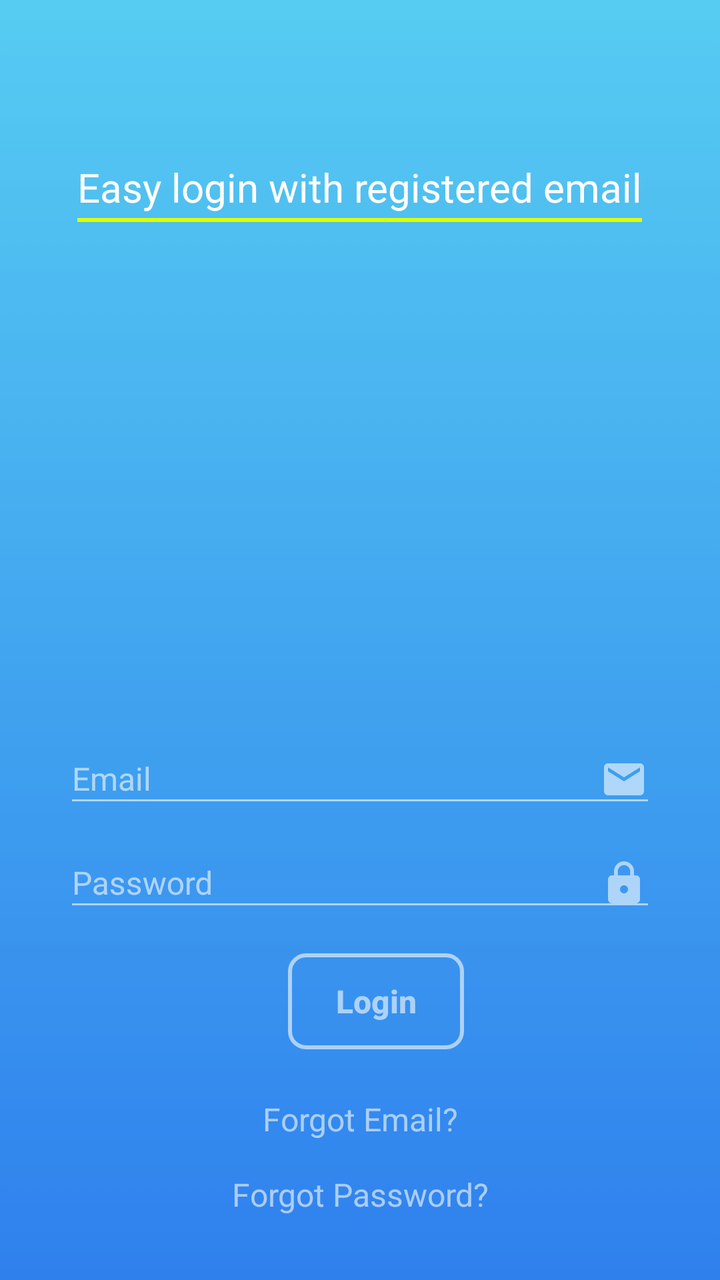
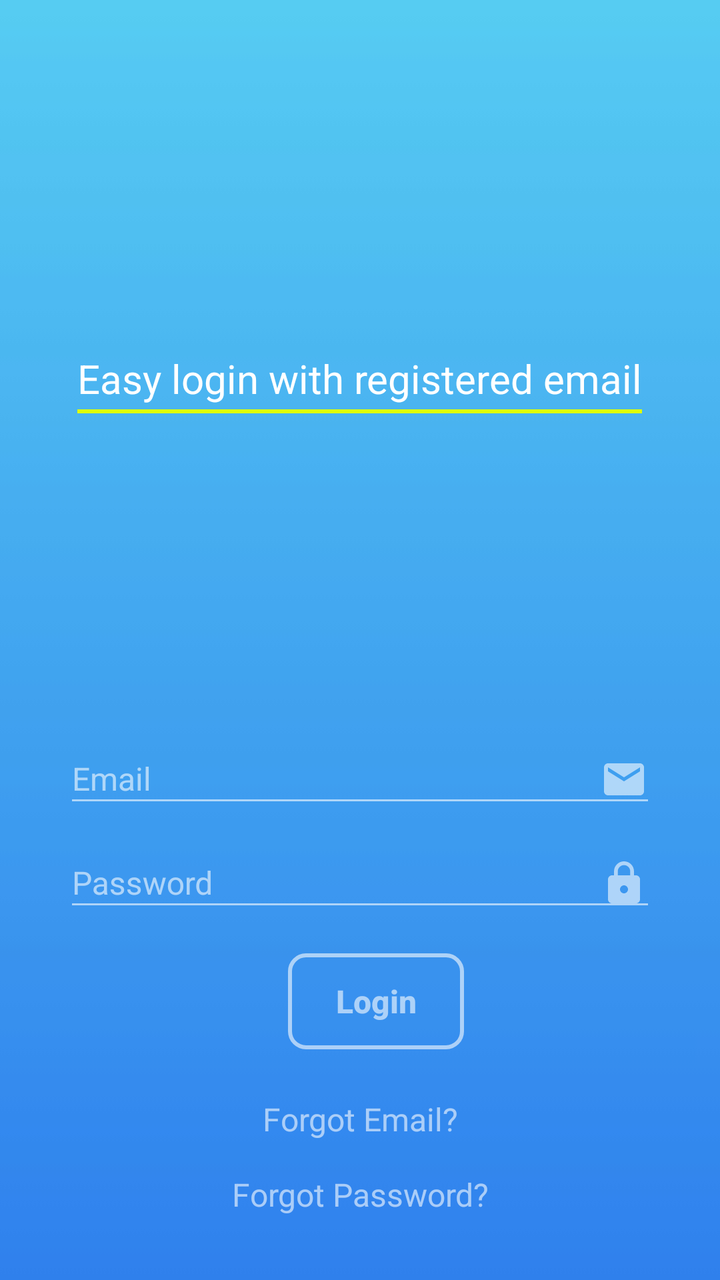

Compare the two renders of this Android layout. The source of the first and the diff that turns it into the second are given below.
<!-- AndroidManifest.xml: application theme AppTheme -->
<!-- res/layout/activity_login.xml -->
<?xml version="1.0" encoding="utf-8"?>
<RelativeLayout xmlns:android="http://schemas.android.com/apk/res/android"
    xmlns:app="http://schemas.android.com/apk/res-auto"
    xmlns:tools="http://schemas.android.com/tools"
    android:layout_width="match_parent"
    android:layout_height="match_parent"
    android:id="@+id/rlRoot"
    android:background="@drawable/blue_skies">

        <LinearLayout
            android:id="@+id/linearLayout"
            android:layout_width="wrap_content"
            android:layout_height="wrap_content"
            android:layout_alignParentTop="true"
            android:layout_centerHorizontal="true"
            android:layout_marginTop="80dp"
            android:orientation="horizontal">

            <LinearLayout
                android:layout_width="wrap_content"
                android:layout_height="wrap_content"
                android:orientation="vertical">

                <TextView
                    android:id="@+id/textView"
                    android:layout_width="wrap_content"
                    android:layout_height="wrap_content"
                    android:text="@string/textEasyLoginWithRegisteredEmail"
                    android:textColor="#ffffff"
                    android:textSize="20sp" />

                <View
                    android:layout_width="match_parent"
                    android:layout_height="2dp"
                    android:layout_marginTop="2dp"
                    android:background="#deff00" />

            </LinearLayout>


        </LinearLayout>


        <LinearLayout
            android:layout_width="match_parent"
            android:layout_height="wrap_content"
            android:layout_alignParentBottom="true"
            android:layout_centerHorizontal="true"
            android:layout_marginBottom="32dp"
            android:orientation="vertical"
            android:paddingLeft="32dp"
            android:paddingRight="32dp">


            <com.google.android.material.textfield.TextInputLayout
                android:layout_width="match_parent"
                android:layout_height="wrap_content"
                android:textColorHint="#96ffffff"
                android:theme="@style/EditScreenTextInputLayoutStyle">

                <com.google.android.material.textfield.TextInputEditText
                    android:layout_width="match_parent"
                    android:layout_height="match_parent"
                    android:drawablePadding="16dp"
                    android:drawableRight="@drawable/ic_email_white_24dp"
                    android:hint="@string/textEmail"
                    android:id="@+id/etId"
                    android:inputType="textEmailAddress"
                    android:maxLines="1"
                    android:textColor="@android:color/white"
                    android:textSize="16sp" />
            </com.google.android.material.textfield.TextInputLayout>

            <com.google.android.material.textfield.TextInputLayout
                android:layout_width="match_parent"
                android:layout_height="wrap_content"
                android:textColorHint="#96ffffff"
                android:theme="@style/EditScreenTextInputLayoutStyle">

                <com.google.android.material.textfield.TextInputEditText
                    android:layout_width="match_parent"
                    android:layout_height="match_parent"
                    android:drawablePadding="16dp"
                    android:drawableRight="@drawable/ic_lock_white_24dp"
                    android:hint="@string/textPassword"
                    android:id="@+id/etPassword"
                    android:inputType="textPassword"
                    android:maxLines="1"
                    android:textColor="@android:color/white"
                    android:textSize="16sp" />
            </com.google.android.material.textfield.TextInputLayout>

            <LinearLayout
                android:layout_width="match_parent"
                android:layout_height="wrap_content"
                android:layout_marginTop="16dp"
                android:layout_marginBottom="8dp"
                android:gravity="center"
                android:orientation="horizontal">



                <Button
                    android:layout_width="wrap_content"
                    android:layout_height="wrap_content"
                    android:layout_marginLeft="16dp"
                    android:background="@drawable/buttonshapewhitebg"
                    android:text="@string/textLogin"
                    android:id="@+id/btnLogin"
                    android:textAllCaps="false"
                    android:textColor="#96ffffff"
                    android:textSize="16dp"
                    android:textStyle="bold" />


            </LinearLayout>
            <TextView
                android:layout_width="match_parent"
                android:layout_height="wrap_content"
                android:layout_marginTop="16dp"
                android:text="@string/textForgotEmail"
                android:textAlignment="center"
                android:textColor="#96ffffff"
                android:id="@+id/tvEmailForgot"
                android:textSize="16sp" />

            <TextView
                android:layout_width="match_parent"
                android:layout_height="wrap_content"
                android:layout_marginTop="16dp"
                android:text="@string/textForgotPassword"
                android:textAlignment="center"
                android:textColor="#96ffffff"
                android:id="@+id/tvForgot"
                android:textSize="16sp" />


        </LinearLayout>


    </RelativeLayout>
<!-- resources referenced by this layout -->
<resources>
  <!-- drawable blue_skies: jpg bitmap (drawable, 1647 bytes) -->
  <!-- drawable buttonshapewhitebg (drawable) -->
  <?xml version="1.0" encoding="utf-8"?>
  <selector xmlns:android="http://schemas.android.com/apk/res/android">
      <item>
          <shape android:shape="rectangle">
              <corners android:radius="8dp" />
              <solid android:color="@android:color/transparent"/>
              <stroke android:color="#96ffffff"
                  android:width="2dp"/>
          </shape>
      </item>
  </selector>
  <!-- drawable ic_email_white_24dp (drawable) -->
  <vector xmlns:android="http://schemas.android.com/apk/res/android"
          android:width="24dp"
          android:height="24dp"
          android:viewportWidth="24.0"
          android:viewportHeight="24.0">
      <path
          android:fillColor="#96ffffff"
          android:pathData="M20,4L4,4c-1.1,0 -1.99,0.9 -1.99,2L2,18c0,1.1 0.9,2 2,2h16c1.1,0 2,-0.9 2,-2L22,6c0,-1.1 -0.9,-2 -2,-2zM20,8l-8,5 -8,-5L4,6l8,5 8,-5v2z"/>
  </vector>
  <!-- drawable ic_lock_white_24dp (drawable) -->
  <vector xmlns:android="http://schemas.android.com/apk/res/android"
          android:width="24dp"
          android:height="24dp"
          android:viewportWidth="24.0"
          android:viewportHeight="24.0">
      <path
          android:fillColor="#96ffffff"
          android:pathData="M18,8h-1L17,6c0,-2.76 -2.24,-5 -5,-5S7,3.24 7,6v2L6,8c-1.1,0 -2,0.9 -2,2v10c0,1.1 0.9,2 2,2h12c1.1,0 2,-0.9 2,-2L20,10c0,-1.1 -0.9,-2 -2,-2zM12,17c-1.1,0 -2,-0.9 -2,-2s0.9,-2 2,-2 2,0.9 2,2 -0.9,2 -2,2zM15.1,8L8.9,8L8.9,6c0,-1.71 1.39,-3.1 3.1,-3.1 1.71,0 3.1,1.39 3.1,3.1v2z"/>
  </vector>
  <string name="textEasyLoginWithRegisteredEmail">Easy login with registered email</string>
  <string name="textEmail">Email</string>
  <string name="textForgotEmail">Forgot Email?</string>
  <string name="textForgotPassword">Forgot Password?</string>
  <string name="textLogin">Login</string>
  <string name="textPassword">Password</string>
  <style name="EditScreenTextInputLayoutStyle" parent="Theme.AppCompat.Light.DarkActionBar">
          <item name="colorControlNormal">@color/textInputLayout</item>
          <item name="colorControlActivated">@color/textInputLayout</item>
          <item name="colorControlHighlight">@color/textInputLayout</item>
          <item name="colorAccent">@color/textInputLayout</item>
          <item name="android:textColorHint">@color/textInputLayout</item>
      </style>
  <style name="AppTheme" parent="Theme.AppCompat.Light.DarkActionBar">
          
          <item name="colorPrimary">@color/blueSkiestop</item>
          <item name="colorPrimaryDark">@color/blueSkiestop</item>
          <item name="colorAccent">@color/black</item>
      </style>
  <color name="textInputLayout">#96ffffff</color>
  <color name="blueSkiestop">#56CBF2</color>
  <color name="black">#000</color>
</resources>

<!-- the commit's change to res/layout/activity_login.xml (unified diff, before → after) -->
@@ -11,9 +11,10 @@
             android:id="@+id/linearLayout"
             android:layout_width="wrap_content"
             android:layout_height="wrap_content"
-            android:layout_alignParentTop="true"
+
             android:layout_centerHorizontal="true"
-            android:layout_marginTop="80dp"
+            android:layout_marginBottom="150dp"
+            android:layout_above="@+id/llCenter"
             android:orientation="horizontal">
 
             <LinearLayout
@@ -41,101 +42,102 @@
         </LinearLayout>
 
 
+    <LinearLayout
+        android:layout_width="match_parent"
+        android:layout_height="wrap_content"
+        android:layout_alignParentBottom="true"
+        android:layout_centerHorizontal="true"
+        android:layout_marginBottom="32dp"
+        android:orientation="vertical"
+        android:id="@+id/llCenter"
+        android:paddingLeft="32dp"
+        android:paddingRight="32dp">
+
+
+        <com.google.android.material.textfield.TextInputLayout
+            android:layout_width="match_parent"
+            android:layout_height="wrap_content"
+            android:textColorHint="#96ffffff"
+            android:theme="@style/EditScreenTextInputLayoutStyle">
+
+            <com.google.android.material.textfield.TextInputEditText
+                android:id="@+id/etId"
+                android:layout_width="match_parent"
+                android:layout_height="match_parent"
+                android:drawableRight="@drawable/ic_email_white_24dp"
+                android:drawablePadding="16dp"
+                android:hint="@string/textEmail"
+                android:inputType="textEmailAddress"
+                android:maxLines="1"
+                android:textColor="@android:color/white"
+                android:textSize="16sp" />
+        </com.google.android.material.textfield.TextInputLayout>
+
+        <com.google.android.material.textfield.TextInputLayout
+            android:layout_width="match_parent"
+            android:layout_height="wrap_content"
+            android:textColorHint="#96ffffff"
+            android:theme="@style/EditScreenTextInputLayoutStyle">
+
+            <com.google.android.material.textfield.TextInputEditText
+                android:id="@+id/etPassword"
+                android:layout_width="match_parent"
+                android:layout_height="match_parent"
+                android:drawableRight="@drawable/ic_lock_white_24dp"
+                android:drawablePadding="16dp"
+                android:hint="@string/textPassword"
+                android:inputType="textPassword"
+                android:maxLines="1"
+                android:textColor="@android:color/white"
+                android:textSize="16sp" />
+        </com.google.android.material.textfield.TextInputLayout>
+
         <LinearLayout
             android:layout_width="match_parent"
             android:layout_height="wrap_content"
-            android:layout_alignParentBottom="true"
-            android:layout_centerHorizontal="true"
-            android:layout_marginBottom="32dp"
-            android:orientation="vertical"
-            android:paddingLeft="32dp"
-            android:paddingRight="32dp">
+            android:layout_marginTop="16dp"
+            android:layout_marginBottom="8dp"
+            android:gravity="center"
+            android:orientation="horizontal">
 
 
-            <com.google.android.material.textfield.TextInputLayout
-                android:layout_width="match_parent"
+            <Button
+                android:id="@+id/btnLogin"
+                android:layout_width="wrap_content"
                 android:layout_height="wrap_content"
-                android:textColorHint="#96ffffff"
-                android:theme="@style/EditScreenTextInputLayoutStyle">
-
-                <com.google.android.material.textfield.TextInputEditText
-                    android:layout_width="match_parent"
-                    android:layout_height="match_parent"
-                    android:drawablePadding="16dp"
-                    android:drawableRight="@drawable/ic_email_white_24dp"
-                    android:hint="@string/textEmail"
-                    android:id="@+id/etId"
-                    android:inputType="textEmailAddress"
-                    android:maxLines="1"
-                    android:textColor="@android:color/white"
-                    android:textSize="16sp" />
-            </com.google.android.material.textfield.TextInputLayout>
-
-            <com.google.android.material.textfield.TextInputLayout
-                android:layout_width="match_parent"
-                android:layout_height="wrap_content"
-                android:textColorHint="#96ffffff"
-                android:theme="@style/EditScreenTextInputLayoutStyle">
-
-                <com.google.android.material.textfield.TextInputEditText
-                    android:layout_width="match_parent"
-                    android:layout_height="match_parent"
-                    android:drawablePadding="16dp"
-                    android:drawableRight="@drawable/ic_lock_white_24dp"
-                    android:hint="@string/textPassword"
-                    android:id="@+id/etPassword"
-                    android:inputType="textPassword"
-                    android:maxLines="1"
-                    android:textColor="@android:color/white"
-                    android:textSize="16sp" />
-            </com.google.android.material.textfield.TextInputLayout>
-
-            <LinearLayout
-                android:layout_width="match_parent"
-                android:layout_height="wrap_content"
-                android:layout_marginTop="16dp"
-                android:layout_marginBottom="8dp"
-                android:gravity="center"
-                android:orientation="horizontal">
-
-
-
-                <Button
-                    android:layout_width="wrap_content"
-                    android:layout_height="wrap_content"
-                    android:layout_marginLeft="16dp"
-                    android:background="@drawable/buttonshapewhitebg"
-                    android:text="@string/textLogin"
-                    android:id="@+id/btnLogin"
-                    android:textAllCaps="false"
-                    android:textColor="#96ffffff"
-                    android:textSize="16dp"
-                    android:textStyle="bold" />
-
-
-            </LinearLayout>
-            <TextView
-                android:layout_width="match_parent"
-                android:layout_height="wrap_content"
-                android:layout_marginTop="16dp"
-                android:text="@string/textForgotEmail"
-                android:textAlignment="center"
+                android:layout_marginLeft="16dp"
+                android:background="@drawable/buttonshapewhitebg"
+                android:text="@string/textLogin"
+                android:textAllCaps="false"
                 android:textColor="#96ffffff"
-                android:id="@+id/tvEmailForgot"
-                android:textSize="16sp" />
-
-            <TextView
-                android:layout_width="match_parent"
-                android:layout_height="wrap_content"
-                android:layout_marginTop="16dp"
-                android:text="@string/textForgotPassword"
-                android:textAlignment="center"
-                android:textColor="#96ffffff"
-                android:id="@+id/tvForgot"
-                android:textSize="16sp" />
+                android:textSize="16dp"
+                android:textStyle="bold" />
 
 
         </LinearLayout>
 
+        <TextView
+            android:id="@+id/tvEmailForgot"
+            android:layout_width="match_parent"
+            android:layout_height="wrap_content"
+            android:layout_marginTop="16dp"
+            android:text="@string/textForgotEmail"
+            android:textAlignment="center"
+            android:textColor="#96ffffff"
+            android:textSize="16sp" />
+
+        <TextView
+            android:id="@+id/tvForgot"
+            android:layout_width="match_parent"
+            android:layout_height="wrap_content"
+            android:layout_marginTop="16dp"
+            android:text="@string/textForgotPassword"
+            android:textAlignment="center"
+            android:textColor="#96ffffff"
+            android:textSize="16sp" />
+
+
+    </LinearLayout>
+
 
     </RelativeLayout>
